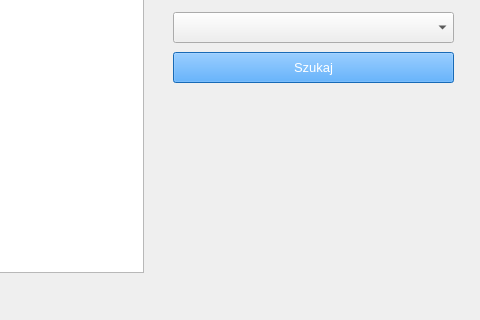
First picture: the form in gui/showPatientsGui.ui, repository dominikagabor/Development_MedApp, before the edit; both pictures show x 167 to 647 and y 228 to 548 of the 647 by 548 pixel window.
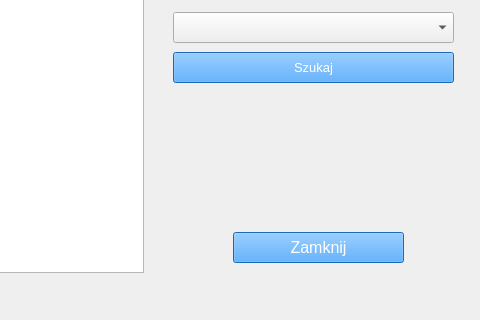
Second picture: the form after the edit.

What changed in the file:
```diff
--- a/gui/showPatientsGui.ui
+++ b/gui/showPatientsGui.ui
@@ -154,6 +154,30 @@
     <string>Sortuj pacjenta:</string>
    </property>
   </widget>
+  <widget class="QPushButton" name="closeButton">
+   <property name="geometry">
+    <rect>
+     <x>400</x>
+     <y>460</y>
+     <width>171</width>
+     <height>31</height>
+    </rect>
+   </property>
+   <property name="font">
+    <font>
+     <pointsize>12</pointsize>
+    </font>
+   </property>
+   <property name="focusPolicy">
+    <enum>Qt::NoFocus</enum>
+   </property>
+   <property name="styleSheet">
+    <string notr="true">background-color: rgb(34, 148, 255); color: rgb(255, 255, 255)</string>
+   </property>
+   <property name="text">
+    <string>Zamknij</string>
+   </property>
+  </widget>
  </widget>
  <resources/>
  <connections/>
```
